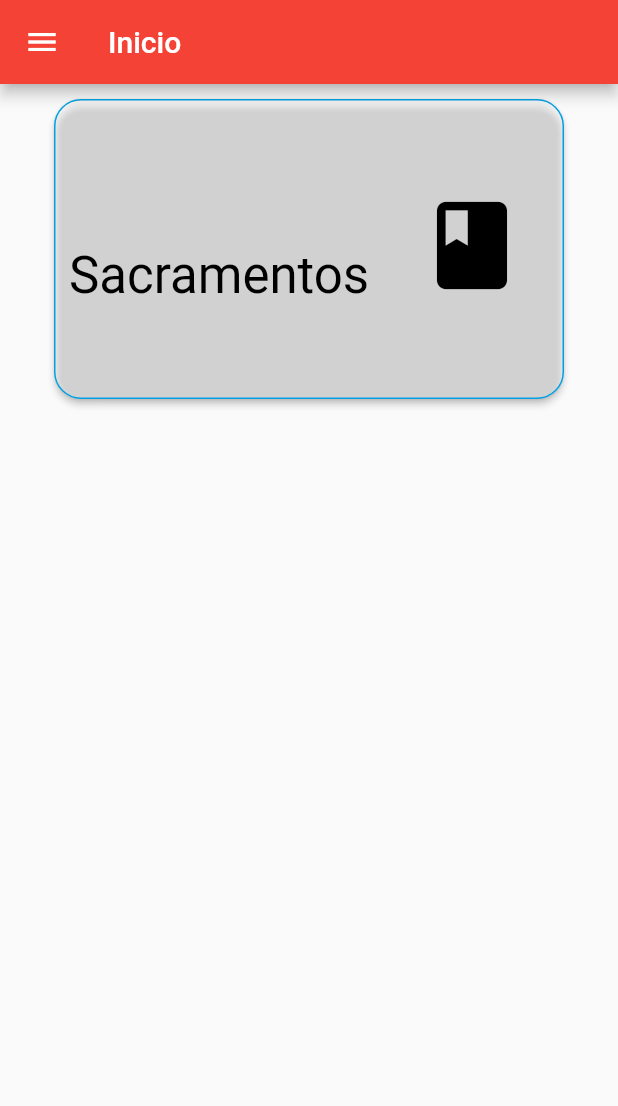
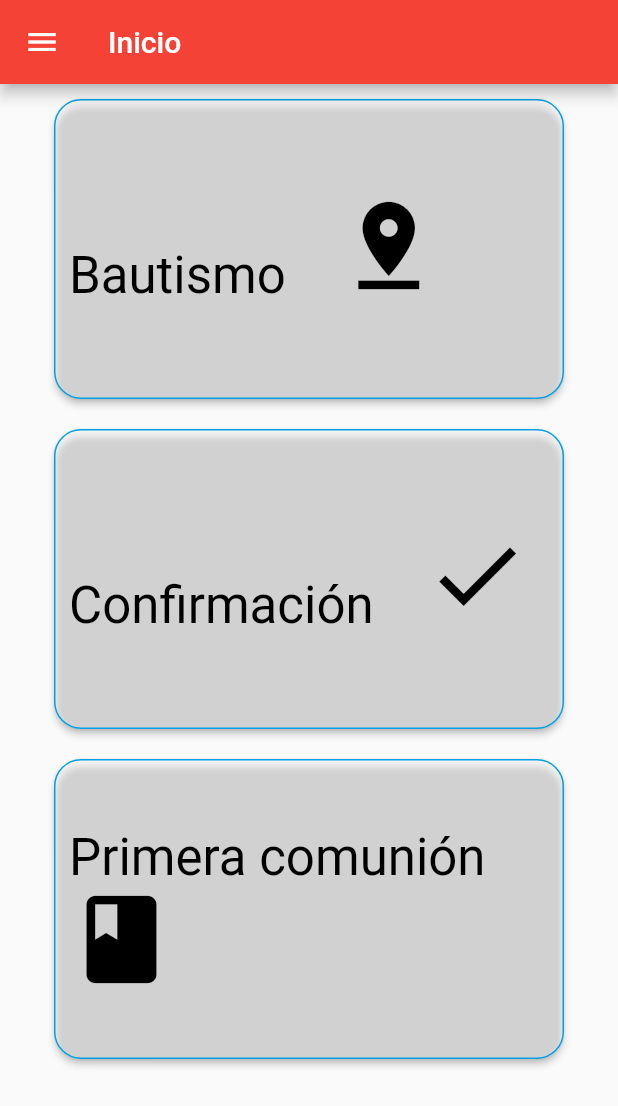
Before and after one commit to kamo28/PDMI, a Flutter app: the sacramentos screen opened directly, on a phone screen of 412 x 824 dp. Shown: the top 1106 px of the screen. Run offline on Flutter 3.47's test engine with Material 2 defaults, Android fonts, the phone set to English and light mode, and no system bars; network calls fail.

Commit message:
botones sacramentos

```diff
--- a/pdm/lib/page/sacramentos.dart
+++ b/pdm/lib/page/sacramentos.dart
@@ -1,5 +1,3 @@
-import 'dart:js_util';
-
 import 'package:flutter/material.dart';
 import 'package:pdm/inicio.dart';
 import 'package:pdm/widget/navigation_drawer_widget.dart';
@@ -39,14 +37,76 @@ class sacramentos extends StatelessWidget {
                             child: RichText(
                                 text: TextSpan(children: [
                               TextSpan(
-                                  text: "Sacramentos    ",
+                                  text: "Bautismo    ",
+                                  style: TextStyle(
+                                      fontSize: 34, color: Colors.black)),
+                              WidgetSpan(child: Icon(Icons.pin_drop, size: 70))
+                            ])),
+                          ),
+                        ),
+                      ),
+                      Container(
+                        margin: EdgeInsets.all(10),
+                        height: 200.0,
+                        width: 340,
+                        child: RaisedButton(
+                          shape: RoundedRectangleBorder(
+                              borderRadius: BorderRadius.circular(18.0),
+                              side: BorderSide(
+                                  color: Color.fromRGBO(0, 160, 227, 1))),
+                          onPressed: () {
+                            Navigator.push(
+                                context,
+                                MaterialPageRoute(
+                                    builder: (context) => sacramentos()));
+                          },
+                          padding: EdgeInsets.all(10.0),
+                          color: Colors.white38,
+                          textColor: Colors.black,
+                          child: Align(
+                            alignment: Alignment.centerLeft,
+                            child: RichText(
+                                text: TextSpan(children: [
+                              TextSpan(
+                                  text: "Confirmación    ",
+                                  style: TextStyle(
+                                      fontSize: 34, color: Colors.black)),
+                              WidgetSpan(child: Icon(Icons.check, size: 70))
+                            ])),
+                          ),
+                        ),
+                      ),
+                      Container(
+                        margin: EdgeInsets.all(10),
+                        height: 200.0,
+                        width: 340,
+                        child: RaisedButton(
+                          shape: RoundedRectangleBorder(
+                              borderRadius: BorderRadius.circular(18.0),
+                              side: BorderSide(
+                                  color: Color.fromRGBO(0, 160, 227, 1))),
+                          onPressed: () {
+                            Navigator.push(
+                                context,
+                                MaterialPageRoute(
+                                    builder: (context) => sacramentos()));
+                          },
+                          padding: EdgeInsets.all(10.0),
+                          color: Colors.white38,
+                          textColor: Colors.black,
+                          child: Align(
+                            alignment: Alignment.centerLeft,
+                            child: RichText(
+                                text: TextSpan(children: [
+                              TextSpan(
+                                  text: "Primera comunión        ",
                                   style: TextStyle(
                                       fontSize: 34, color: Colors.black)),
                               WidgetSpan(child: Icon(Icons.book, size: 70))
                             ])),
                           ),
                         ),
-                      )
+                      ),
                     ],
                   ),
                 )),
```
